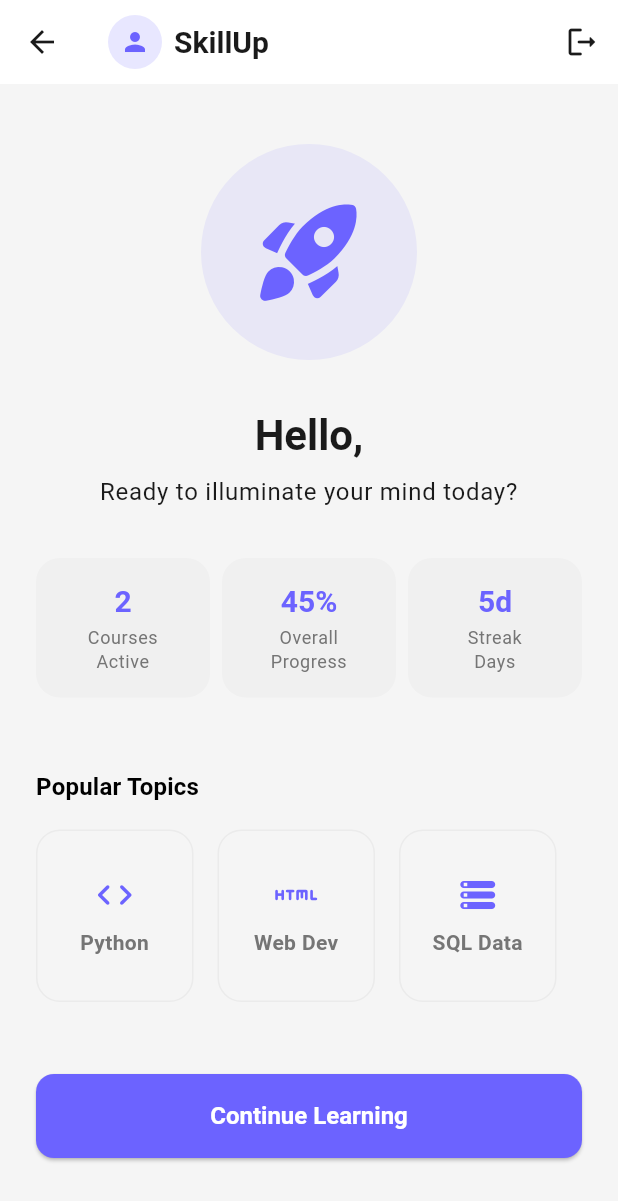
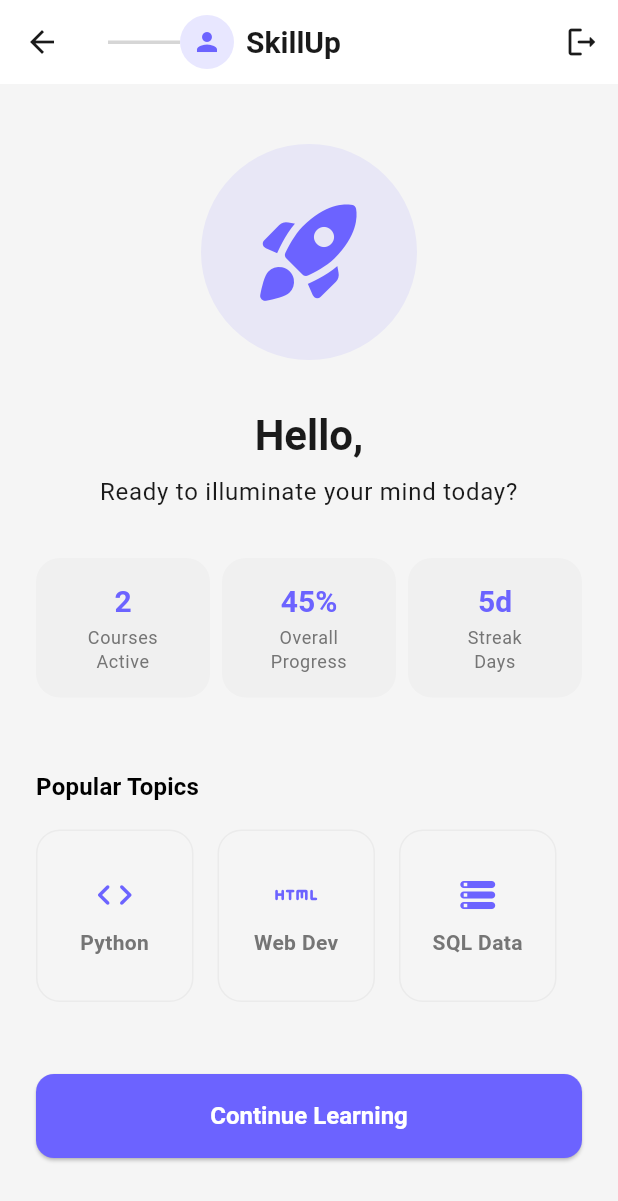
Before and after one commit to ahadulsohag/skill_up, a Flutter app: the HomeScreen screen opened by its route, on a phone screen of 412 x 824 dp. Shown: the top 1201 px of the screen. Run offline on Flutter 3.47's test engine with Material 3 defaults, Android fonts, the phone set to English and light mode, and no system bars; grey boxes are pictures that could not be loaded.

Commit message:
added mulitple things

```diff
--- a/lib/features/home/presentation/screens/home_screen.dart
+++ b/lib/features/home/presentation/screens/home_screen.dart
@@ -14,6 +14,7 @@
       appBar: AppBar(
         title: Row(
           children: [
+            sizedbox(height:2),
             CircleAvatar(
               radius: 18,
               backgroundColor: AppColors.primary.withAlpha(40),
```
